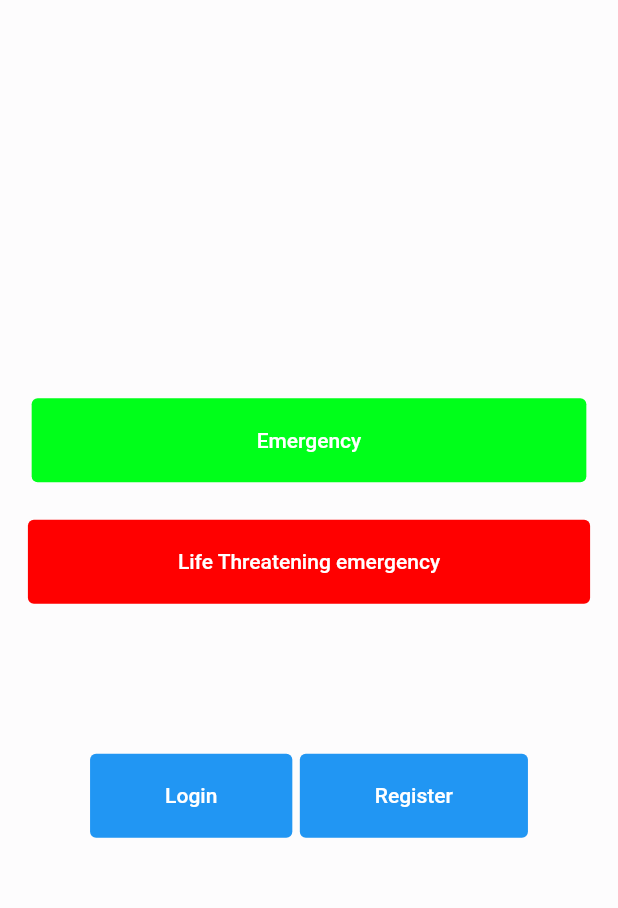
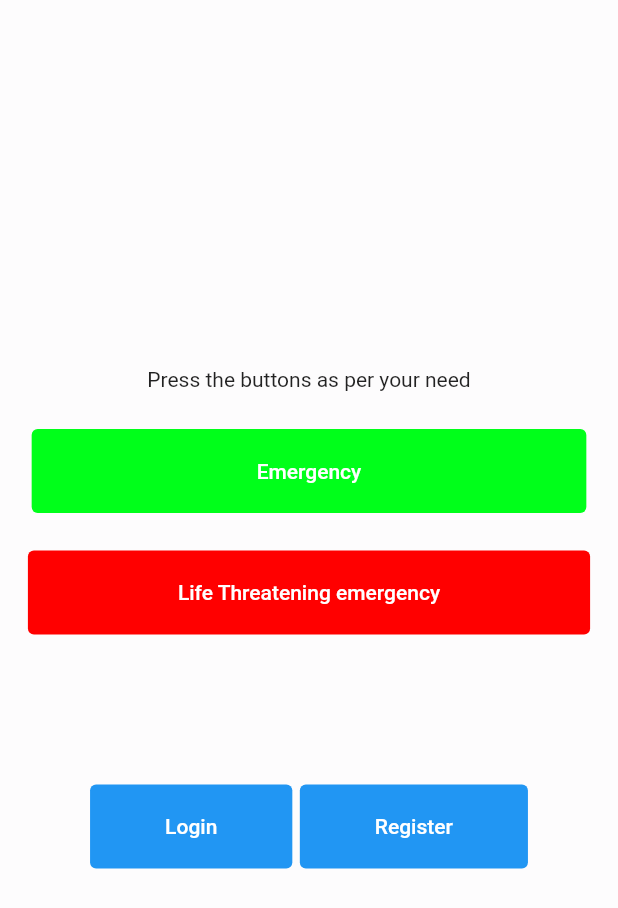
Before and after one commit to NightyNight008/AMB-app, a Flutter app: the screen it shows after launch, on a phone screen of 412 x 824 dp. Shown: the top 908 px of the screen. Run offline on Flutter 3.47's test engine with Material 2 defaults, Android fonts, the light colour scheme and no system bars; our stand-ins replace firebase_core; missing offline and left inert: dart:js; accounts and stored records are empty.

Commit message:
Latest UPdate

```diff
--- a/lib/constant/routes.dart
+++ b/lib/constant/routes.dart
@@ -2,3 +2,4 @@ const loginRoute = '/login/';
 const registerRoute = '/register/';
 const login2Route = '/login2/';
 const homepageRoute = '/homepage/';
+const profilepageroute = '/profilepage/';
--- a/lib/main.dart
+++ b/lib/main.dart
@@ -1,5 +1,8 @@
+import 'dart:js';
+
 import 'package:amb_app/constant/routes.dart';
 import 'package:amb_app/views/LoginPage_options.dart';
+import 'package:amb_app/views/ProfilePage.dart';
 import 'package:amb_app/views/home_view.dart';
 import 'package:amb_app/views/login_view.dart';
 import 'package:amb_app/views/register_View.dart';
@@ -22,6 +25,7 @@ void main() {
         registerRoute: (context) => const RegisterPage(),
         login2Route: (context) => const LoginOptions(),
         homepageRoute: (context) => const HomePage(),
+        profilepageroute: (context) => const Profilepage(),
       },
     ),
   );
--- a/lib/views/home_view.dart
+++ b/lib/views/home_view.dart
@@ -13,12 +13,16 @@ class _HomePageState extends State<HomePage> {
   @override
   Widget build(BuildContext context) {
     return Scaffold(
-      backgroundColor: Color.fromARGB(255, 253, 252, 253),
+      backgroundColor: const Color.fromARGB(255, 253, 252, 253),
       body: SafeArea(
         child: Center(
           child: Column(
             mainAxisAlignment: MainAxisAlignment.center,
             children: [
+              const Text("Press the buttons as per your need"),
+              const SizedBox(
+                height: 25,
+              ),
               // *******************************************************Emergency button
               TextButton(
                 onPressed: () {
--- a/lib/views/login_view.dart
+++ b/lib/views/login_view.dart
@@ -1,4 +1,5 @@
 import 'package:amb_app/constant/routes.dart';
+import 'package:amb_app/views/ProfilePage.dart';
 import 'package:flutter/material.dart';
 
 class LoginPage extends StatefulWidget {
@@ -92,8 +93,8 @@ class _LoginPageState extends State<LoginPage> {
               //************************Login button************************************************** */
               TextButton(
                 onPressed: () {
-                  Navigator.of(context)
-                      .pushNamedAndRemoveUntil(login2Route, (route) => false);
+                  Navigator.of(context).pushNamedAndRemoveUntil(
+                      profilepageroute, (route) => false);
                 },
                 child: const Text("Login"),
               ),
```
Also changed, not shown: lib/views/ProfilePage.dart (added, +24 -0 lines), lib/views/register_View.dart (+21 -1 lines), assets/man.png (added).
